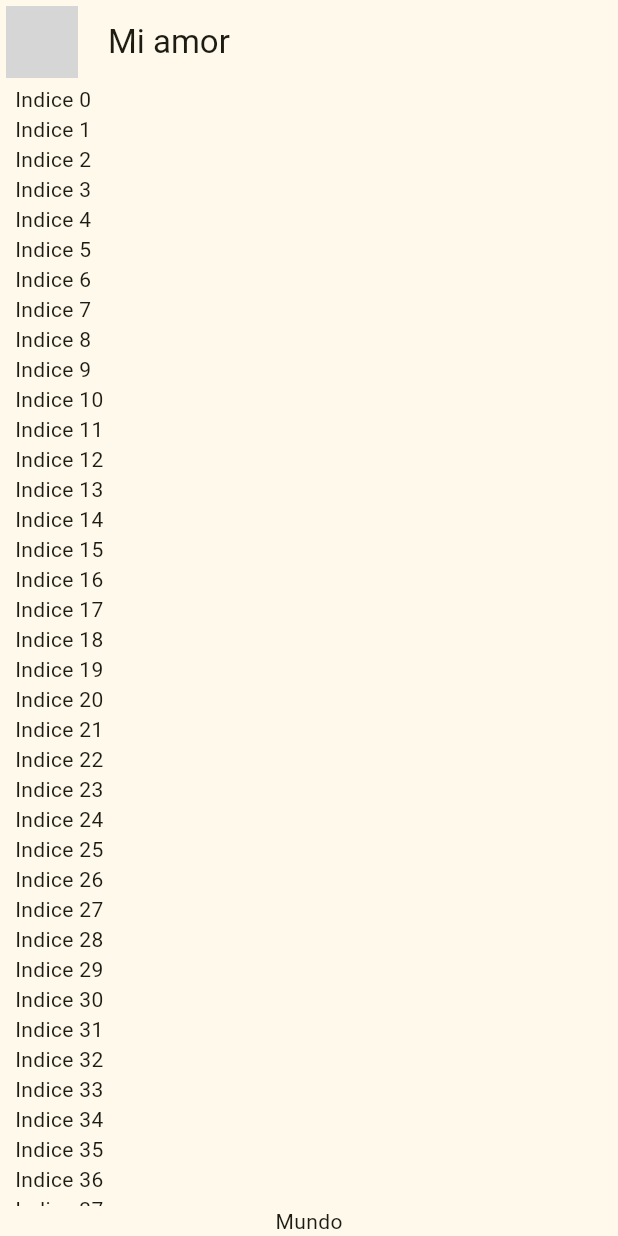
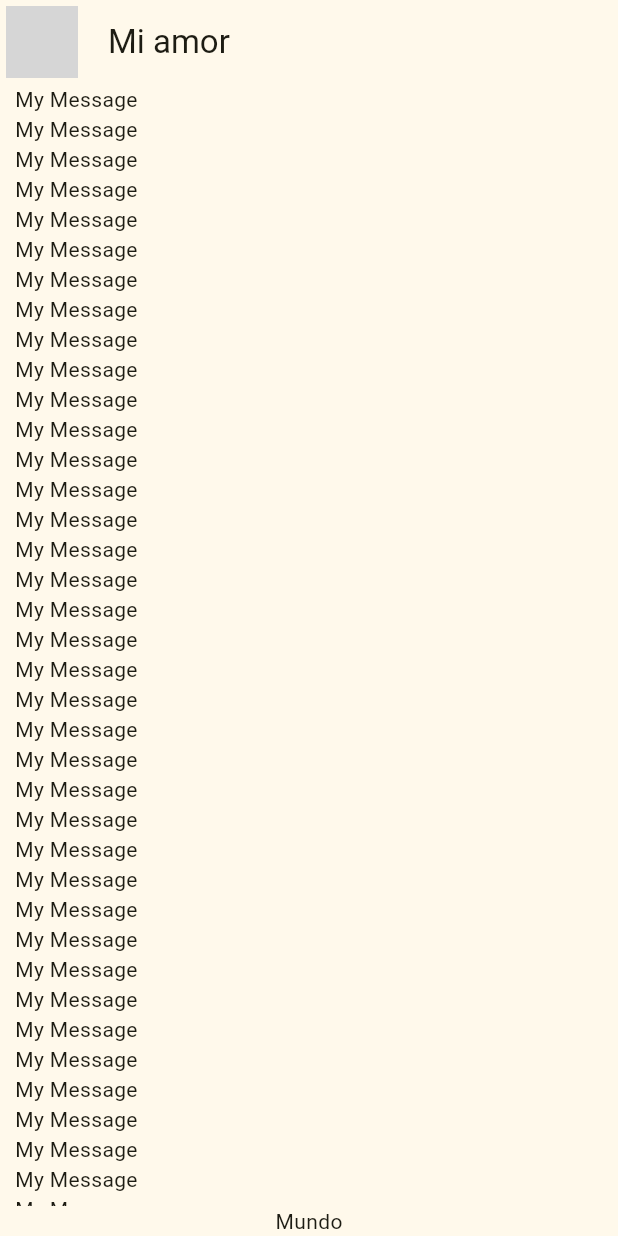
Before and after one commit to RaulEstevezA/FlutterExercises, a Flutter app: the screen it shows after launch, on a phone screen of 412 x 824 dp. Run offline on Flutter 3.47's test engine with Material 3 defaults, Android fonts, the phone set to English and light mode, and no system bars; network calls fail; grey boxes are pictures that could not be loaded.

Commit message:
Creado archivo para tratar las burbujas de mensajes

```diff
--- a/flutter_first_steps/03_maybe_app/lib/main.dart
+++ b/flutter_first_steps/03_maybe_app/lib/main.dart
@@ -1,6 +1,6 @@
 import 'package:flutter/material.dart';
 import 'package:maybe_app/config/theme/app_theme.dart';
-import 'package:maybe_app/presentation/chat/chat_screen.dart';
+import 'package:maybe_app/presentation/screens/chat/chat_screen.dart';
 
 void main() => runApp(const MyApp());
 
--- a/flutter_first_steps/03_maybe_app/lib/presentation/chat/chat_screen.dart
+++ b/flutter_first_steps/03_maybe_app/lib/presentation/screens/chat/chat_screen.dart
@@ -1,4 +1,5 @@
 import 'package:flutter/material.dart';
+import 'package:maybe_app/presentation/widgets/chat/my_message_bubble.dart';
 
 class ChatScreen extends StatelessWidget {
   const ChatScreen({super.key});
@@ -33,7 +34,7 @@ class _ChatView extends StatelessWidget {
             Expanded(child: ListView.builder(
               itemCount: 100,
               itemBuilder: (context, index){
-                return Text('Indice $index');
+                return const MyMessageBubble();
             })
             ),
 
--- /dev/null
+++ b/flutter_first_steps/03_maybe_app/lib/presentation/widgets/chat/my_message_bubble.dart
@@ -0,0 +1,10 @@
+import 'package:flutter/material.dart';
+
+class MyMessageBubble extends StatelessWidget {
+  const MyMessageBubble({super.key});
+
+  @override
+  Widget build(BuildContext context) {
+    return Text ('My Message');
+  }
+}
```
